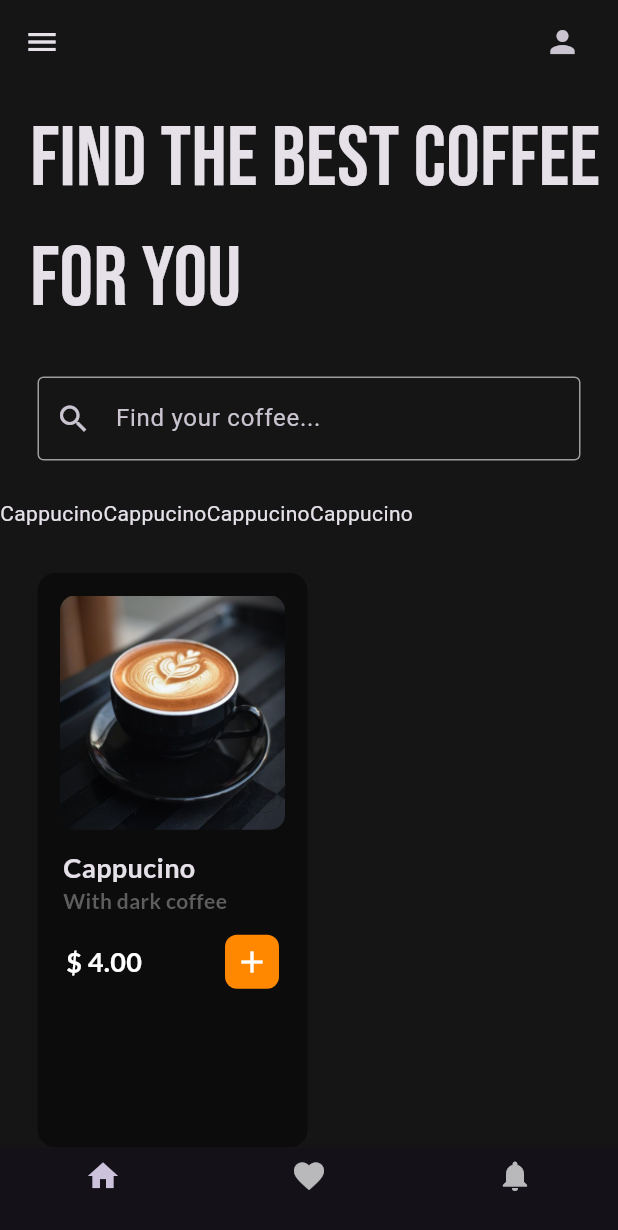
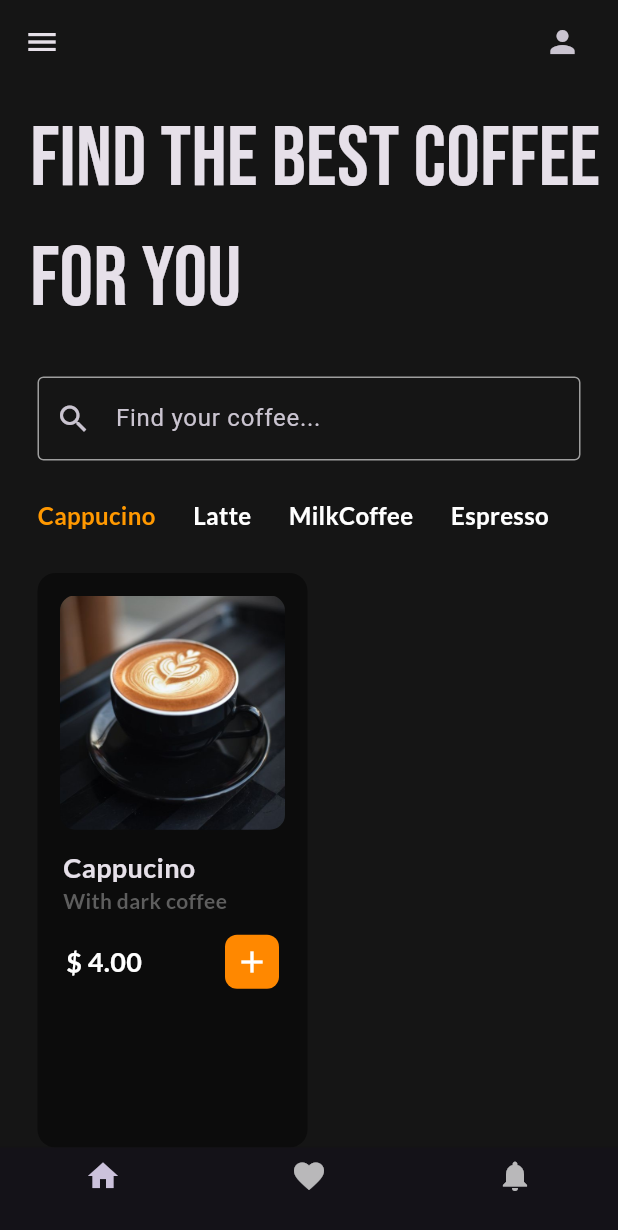
Before and after one commit to buddhimafernando/Coffee_app, a Flutter app: the screen it shows after launch, on a phone screen of 412 x 824 dp. Shown: the top 1230 px of the screen. Run offline on Flutter 3.47's test engine with Material 3 defaults, Android fonts, the phone set to English and light mode, and no system bars; our stand-ins replace google_fonts.

Commit message:
coffee type selected function

```diff
--- a/lib/pages/home_page.dart
+++ b/lib/pages/home_page.dart
@@ -1,4 +1,5 @@
 import 'package:coffee_app/util/coffee_tile.dart';
+import 'package:coffee_app/util/coffee_type.dart';
 import 'package:flutter/material.dart';
 import 'package:google_fonts/google_fonts.dart';
 import 'package:flutter/painting.dart';
@@ -11,6 +12,12 @@ class HomePage extends StatefulWidget {
 }
 
 class _HomePageState extends State<HomePage> {
+
+  // user tapped on coffee types
+  void coffeeTypeSelected (){
+
+  }
+
   @override
   Widget build(BuildContext context) {
     return Scaffold(
@@ -81,10 +88,22 @@ class _HomePageState extends State<HomePage> {
             child: ListView(
               scrollDirection: Axis.horizontal,
               children:[
-                Text('Cappucino'),
-                Text('Cappucino'),
-                Text('Cappucino'),
-                Text('Cappucino'),
+                CoffeeType(
+                  coffeeType: "Cappucino",
+                  isSelected: true,
+                  onTap: coffeeTypeSelected,),
+                CoffeeType(
+                  coffeeType: "Latte",
+                  isSelected: false,
+                  onTap: coffeeTypeSelected,),
+                CoffeeType(
+                  coffeeType: "MilkCoffee",
+                  isSelected: false,
+                  onTap: coffeeTypeSelected,),
+                CoffeeType(
+                  coffeeType: "Espresso",
+                  isSelected: false,
+                  onTap: coffeeTypeSelected,),
               ],
             ),
           ),
--- a/lib/util/coffee_type.dart
+++ b/lib/util/coffee_type.dart
@@ -1,10 +1,32 @@
 import 'package:flutter/material.dart';
+import 'package:google_fonts/google_fonts.dart';
 
 class CoffeeType extends StatelessWidget {
-  const CoffeeType({super.key});
+  final String coffeeType;
+  final bool isSelected;
+  final VoidCallback onTap;
+
+  CoffeeType({
+    required this.coffeeType,
+    required this.isSelected,
+    required this.onTap,
+  });
 
   @override
   Widget build(BuildContext context) {
-    return const Placeholder();
+    return GestureDetector(
+      onTap: onTap,
+      child: Padding(
+        padding: const EdgeInsets.only(left: 25.0),
+        child: Text(
+          coffeeType,
+          style: GoogleFonts.lato(
+            fontSize: 16,
+            fontWeight: FontWeight.w700,
+            color: isSelected ? Colors.orange : Colors.white,
+          ),
+        ),
+      ),
+    );
   }
 }
```
